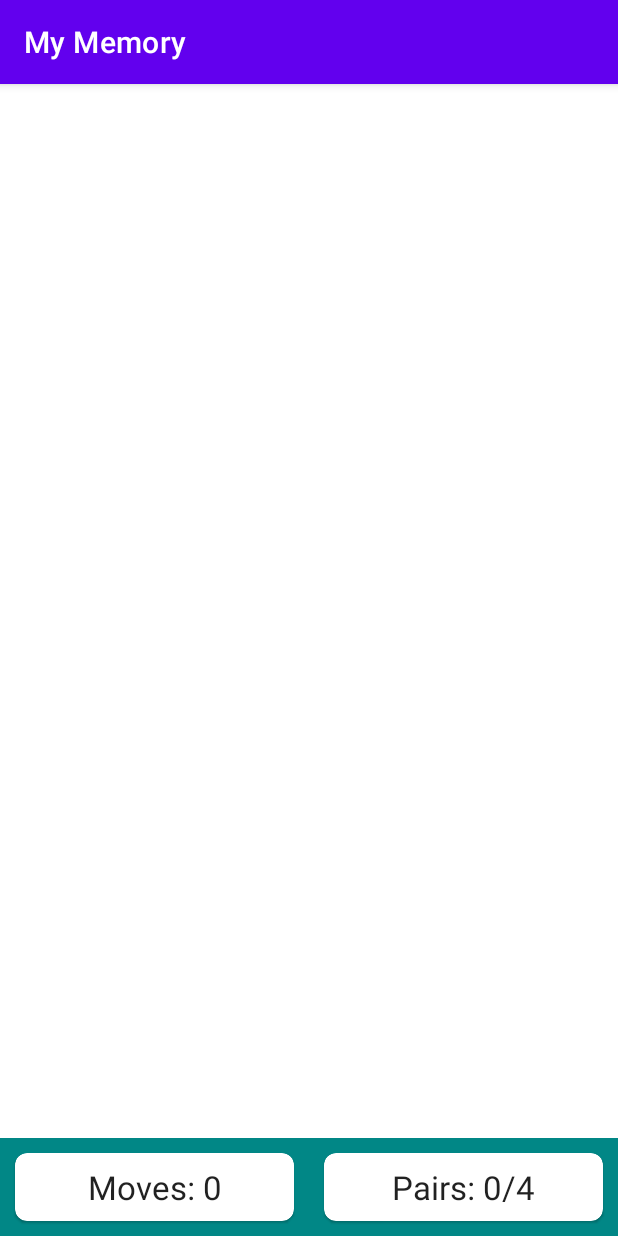
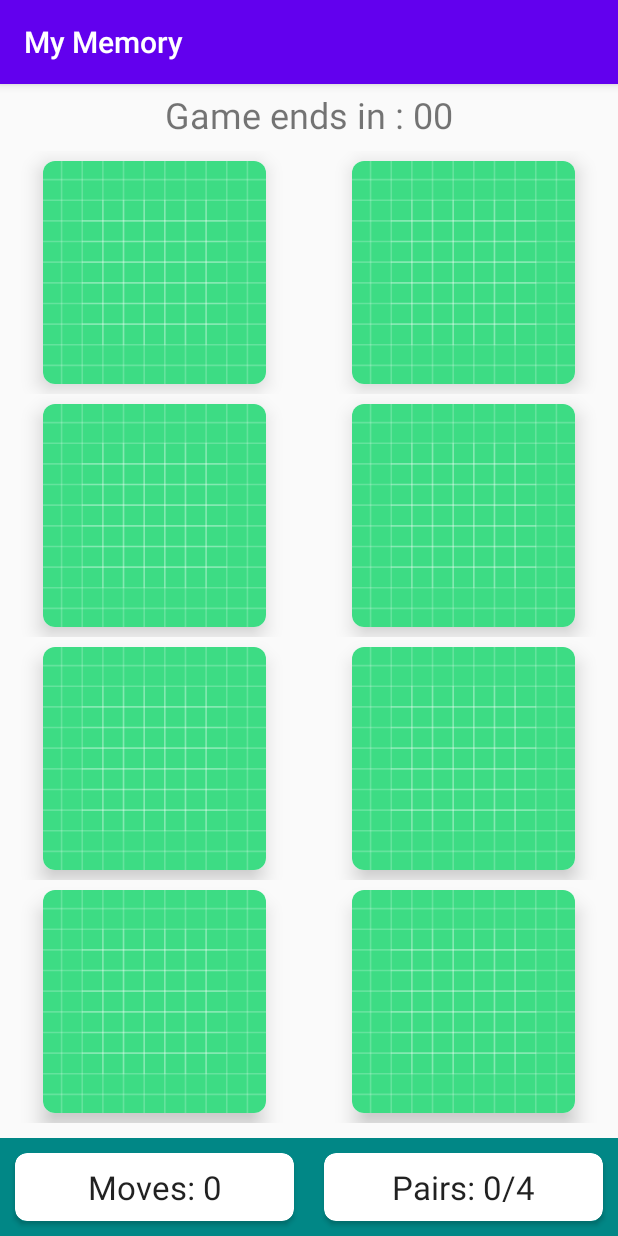
Before and after one commit to khalatevarun/Yet-Another-My-Memory, an Android app: the screen it shows after launch (MainActivity), on a phone screen of 412 x 824 dp. Run offline under Robolectric (Android 15) with nearby library versions, the phone set to English and light mode, and no system bars.

Commit message:
Create RecyclerView with Measured Views

```diff
--- a/app/src/main/java/com/example/android/mymemory/MainActivity.kt
+++ b/app/src/main/java/com/example/android/mymemory/MainActivity.kt
@@ -3,6 +3,7 @@ package com.example.android.mymemory
 import androidx.appcompat.app.AppCompatActivity
 import android.os.Bundle
 import android.widget.TextView
+import androidx.recyclerview.widget.GridLayoutManager
 import androidx.recyclerview.widget.RecyclerView
 
 class MainActivity : AppCompatActivity() {
@@ -21,6 +22,11 @@ class MainActivity : AppCompatActivity() {
         tvNumMoves = findViewById(R.id.tvNumMoves)
         tvNumPairs = findViewById(R.id.tvNumPairs)
 
+        rvBoard.adapter = MemoryBoardAdapter(this,8)
+        rvBoard.setHasFixedSize(true)
+        rvBoard.layoutManager = GridLayoutManager(this, 2)
+
+
 
 
 
--- /dev/null
+++ b/app/src/main/java/com/example/android/mymemory/MemoryBoardAdapter.kt
@@ -0,0 +1,63 @@
+package com.example.android.mymemory
+
+import android.content.Context
+import android.util.Log
+import android.view.LayoutInflater
+import android.view.View
+import android.view.ViewGroup
+import android.widget.ImageButton
+import androidx.cardview.widget.CardView
+import androidx.recyclerview.widget.RecyclerView
+import com.google.android.material.card.MaterialCardView
+import kotlin.math.min
+
+class MemoryBoardAdapter(private val context: Context, private val numPieces: Int) :
+    RecyclerView.Adapter<MemoryBoardAdapter.ViewHolder>() {
+
+    companion object{
+        private const val MARGIN_SIZE = 10
+        private const val TAG = "MemoryAdapter"
+    }
+
+
+    override fun onCreateViewHolder(parent: ViewGroup, viewType: Int): ViewHolder {
+
+        val cardWidth = parent.width/2 - 2*(MARGIN_SIZE)
+        val cardHeight = parent.height/4 - 2*(MARGIN_SIZE)
+        val cardSideLength = min(cardHeight,cardWidth)
+
+
+        val view =    LayoutInflater.from(context).inflate(R.layout.memory_card, parent, false)
+        val layoutParams =  view.findViewById<CardView>(R.id.cardView).layoutParams as ViewGroup.MarginLayoutParams
+
+        layoutParams.width = cardSideLength
+        layoutParams.height = cardSideLength
+        layoutParams.setMargins(MARGIN_SIZE,MARGIN_SIZE,MARGIN_SIZE,MARGIN_SIZE)
+
+        return ViewHolder(view)
+
+
+        }
+
+    override fun getItemCount() = numPieces
+
+    override fun onBindViewHolder(holder: ViewHolder, position: Int) {
+                holder.bind(position)
+    }
+
+
+
+    inner class ViewHolder(itemView: View) : RecyclerView.ViewHolder(itemView) {
+
+        private val imageButton = itemView.findViewById<ImageButton>(R.id.imageButton)
+
+        fun bind(position: Int) {
+            imageButton.setOnClickListener{
+                Log.i(TAG,"Clicked on position $position")
+            }
+
+        }
+    }
+
+
+}
--- a/app/src/main/res/layout/activity_main.xml
+++ b/app/src/main/res/layout/activity_main.xml
@@ -16,7 +16,7 @@
         android:background="?attr/colorSecondaryVariant"
         app:layout_constraintStart_toStartOf="parent">
 
-        <com.google.android.material.card.MaterialCardView
+        <androidx.cardview.widget.CardView
             android:layout_width="match_parent"
             android:layout_height="match_parent"
             android:layout_margin="10dp"
@@ -31,9 +31,9 @@
                 android:padding="8dp"
                 android:text="Moves: 0"
                 android:textAppearance="@style/TextAppearance.AppCompat.Large" />
-        </com.google.android.material.card.MaterialCardView>
+        </androidx.cardview.widget.CardView>
 
-        <com.google.android.material.card.MaterialCardView
+        <androidx.cardview.widget.CardView
             android:layout_width="match_parent"
             android:layout_height="match_parent"
             android:layout_margin="10dp"
@@ -48,7 +48,7 @@
                 android:padding="8dp"
                 android:text="Pairs: 0/4"
                 android:textAppearance="@style/TextAppearance.AppCompat.Large" />
-        </com.google.android.material.card.MaterialCardView>
+        </androidx.cardview.widget.CardView>
 
     </LinearLayout>
 
@@ -63,6 +63,22 @@
         app:layout_constraintBottom_toTopOf="@+id/llGameInfo"
         app:layout_constraintEnd_toEndOf="parent"
         app:layout_constraintStart_toStartOf="parent"
-        app:layout_constraintTop_toTopOf="parent"
-        app:spanCount="2" />
+        app:layout_constraintTop_toBottomOf="@+id/tvTimer"
+        app:spanCount="2" >
+
+    </androidx.recyclerview.widget.RecyclerView>
+
+    <TextView
+        android:id="@+id/tvTimer"
+        android:layout_width="match_parent"
+        android:layout_height="wrap_content"
+        android:layout_marginTop="4dp"
+        android:gravity="center"
+        android:text="Game ends in : 00"
+        android:textSize="24sp"
+        app:layout_constraintBottom_toTopOf="@+id/rvBoard"
+
+        app:layout_constraintEnd_toEndOf="parent"
+        app:layout_constraintStart_toStartOf="parent"
+        app:layout_constraintTop_toTopOf="parent" />
 </androidx.constraintlayout.widget.ConstraintLayout>
--- /dev/null
+++ b/app/src/main/res/layout/memory_card.xml
@@ -0,0 +1,24 @@
+<?xml version="1.0" encoding="utf-8"?>
+<LinearLayout xmlns:android="http://schemas.android.com/apk/res/android"
+    xmlns:app="http://schemas.android.com/apk/res-auto"
+    android:layout_width="match_parent"
+    android:layout_height="wrap_content"
+    android:gravity="center"
+    android:orientation="vertical">
+
+    <com.google.android.material.card.MaterialCardView
+        android:id="@+id/cardView"
+        android:layout_width="120dp"
+        android:layout_height="120dp"
+        app:cardCornerRadius="8dp"
+        app:cardElevation="8dp">
+
+        <ImageButton
+            android:id="@+id/imageButton"
+            android:layout_width="match_parent"
+            android:layout_height="match_parent"
+            android:background="@color/white"
+            android:scaleType="centerCrop"
+            app:srcCompat="@drawable/ic_launcher_background" />
+    </com.google.android.material.card.MaterialCardView>
+</LinearLayout>
--- a/app/src/main/res/values-night/themes.xml
+++ b/app/src/main/res/values-night/themes.xml
@@ -1,13 +1,13 @@
 <resources xmlns:tools="http://schemas.android.com/tools">
     <!-- Base application theme. -->
-    <style name="Theme.MyMemory" parent="Theme.MaterialComponents.DayNight.DarkActionBar">
+    <style name="Theme.MyMemory" parent="Theme.AppCompat.Light.DarkActionBar">
         <!-- Primary brand color. -->
-        <item name="colorPrimary">@color/purple_200</item>
+        <item name="colorPrimary">@color/purple_500</item>
         <item name="colorPrimaryVariant">@color/purple_700</item>
-        <item name="colorOnPrimary">@color/black</item>
+        <item name="colorOnPrimary">@color/white</item>
         <!-- Secondary brand color. -->
         <item name="colorSecondary">@color/teal_200</item>
-        <item name="colorSecondaryVariant">@color/teal_200</item>
+        <item name="colorSecondaryVariant">@color/teal_700</item>
         <item name="colorOnSecondary">@color/black</item>
         <!-- Status bar color. -->
         <item name="android:statusBarColor" tools:targetApi="l">?attr/colorPrimaryVariant</item>
--- a/app/src/main/res/values/themes.xml
+++ b/app/src/main/res/values/themes.xml
@@ -1,6 +1,6 @@
 <resources xmlns:tools="http://schemas.android.com/tools">
     <!-- Base application theme. -->
-    <style name="Theme.MyMemory" parent="Theme.MaterialComponents.DayNight.DarkActionBar">
+    <style name="Theme.MyMemory" parent="Theme.AppCompat.Light.DarkActionBar">
         <!-- Primary brand color. -->
         <item name="colorPrimary">@color/purple_500</item>
         <item name="colorPrimaryVariant">@color/purple_700</item>
@@ -12,5 +12,6 @@
         <!-- Status bar color. -->
         <item name="android:statusBarColor" tools:targetApi="l">?attr/colorPrimaryVariant</item>
         <!-- Customize your theme here. -->
+
     </style>
 </resources>
```
